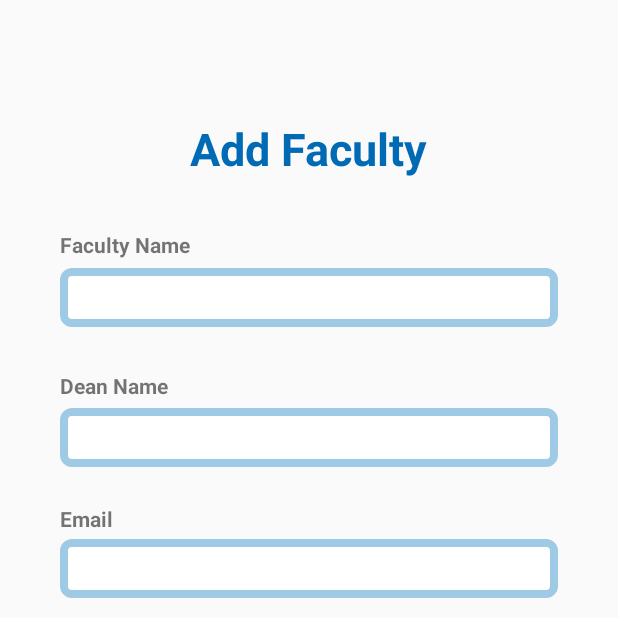
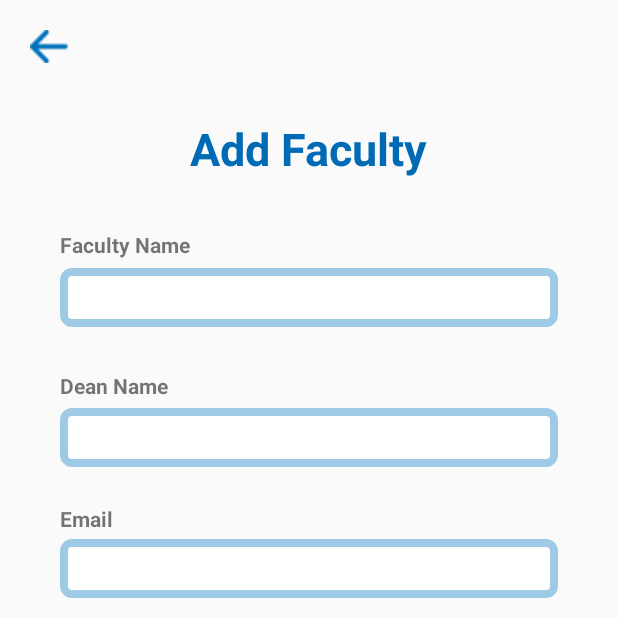
Before and after one commit to zul-aji/SDPMobileApp, an Android app: the fragment AddFacultyFragment placed in its activity, on a phone screen of 412 x 824 dp, the top half of it. Run offline under Robolectric (Android 15) with nearby library versions, the phone set to English and light mode, and no system bars.

Commit message:
Can connect to Add
Pages from faculty, programme, and group can go to add pages and can go back to the pages before.

```diff
--- a/app/src/main/java/com/tsu/sdp_mobile_app/admin/ui/faculty/AddFacultyFragment.kt
+++ b/app/src/main/java/com/tsu/sdp_mobile_app/admin/ui/faculty/AddFacultyFragment.kt
@@ -7,8 +7,12 @@ import android.view.LayoutInflater
 import android.view.View
 import android.view.ViewGroup
 import com.tsu.sdp_mobile_app.R
+import com.tsu.sdp_mobile_app.admin.ui.programme.ProgrammeFragment
+import com.tsu.sdp_mobile_app.databinding.FragmentAddFacultyBinding
+import com.tsu.sdp_mobile_app.databinding.FragmentAddProgrammeBinding
 
 class AddFacultyFragment : Fragment() {
+    private lateinit var binding: FragmentAddFacultyBinding
 
     companion object {
         fun newInstance() = AddFacultyFragment()
@@ -19,14 +23,19 @@ class AddFacultyFragment : Fragment() {
     override fun onCreateView(
         inflater: LayoutInflater, container: ViewGroup?,
         savedInstanceState: Bundle?
-    ): View? {
-        return inflater.inflate(R.layout.fragment_add_faculty, container, false)
+    ): View {
+        binding = FragmentAddFacultyBinding.inflate(inflater, container, false)
+        return binding.root
     }
 
-    override fun onActivityCreated(savedInstanceState: Bundle?) {
-        super.onActivityCreated(savedInstanceState)
-        viewModel = ViewModelProvider(this).get(AddFacultyViewModel::class.java)
-        // TODO: Use the ViewModel
+    override fun onViewCreated(view: View, savedInstanceState: Bundle?) {
+        super.onViewCreated(view, savedInstanceState)
+        binding.backArrow.setOnClickListener {
+            parentFragmentManager.beginTransaction().apply {
+                replace(R.id.frag_faculty_fl, FacultyFragment())
+                commit()
+            }
+        }
     }
 
 }
--- a/app/src/main/java/com/tsu/sdp_mobile_app/admin/ui/faculty/FacultyFragment.kt
+++ b/app/src/main/java/com/tsu/sdp_mobile_app/admin/ui/faculty/FacultyFragment.kt
@@ -1,5 +1,6 @@
 package com.tsu.sdp_mobile_app.admin.ui.faculty
 
+import android.content.Intent
 import androidx.lifecycle.ViewModelProvider
 import android.os.Bundle
 import androidx.fragment.app.Fragment
@@ -7,6 +8,7 @@ import android.view.LayoutInflater
 import android.view.View
 import android.view.ViewGroup
 import com.tsu.sdp_mobile_app.R
+import com.tsu.sdp_mobile_app.admin.GroupActivity
 import com.tsu.sdp_mobile_app.databinding.FragmentFacultyBinding
 
 class FacultyFragment : Fragment() {
@@ -27,7 +29,8 @@ class FacultyFragment : Fragment() {
         inflater: LayoutInflater, container: ViewGroup?,
         savedInstanceState: Bundle?
     ): View {
-        return inflater.inflate(R.layout.fragment_faculty, container, false)
+        binding = FragmentFacultyBinding.inflate(inflater, container, false)
+        return binding.root
     }
 
     override fun onViewCreated(view: View, savedInstanceState: Bundle?) {
--- a/app/src/main/res/layout/fragment_add_faculty.xml
+++ b/app/src/main/res/layout/fragment_add_faculty.xml
@@ -6,6 +6,19 @@
     android:layout_width="match_parent"
     android:layout_height="match_parent"
     tools:context=".admin.ui.faculty.AddFacultyFragment">
+
+    <ImageView
+        android:id="@+id/back_arrow"
+        android:layout_width="wrap_content"
+        android:layout_height="wrap_content"
+        android:src="@drawable/back_arrow"
+        android:layout_margin="20dp"
+        app:layout_constraintTop_toTopOf="parent"
+        app:layout_constraintBottom_toBottomOf="parent"
+        app:layout_constraintStart_toStartOf="parent"
+        app:layout_constraintEnd_toEndOf="parent"
+        app:layout_constraintHorizontal_bias="0"
+        app:layout_constraintVertical_bias="0"/>
 
     <TextView
         android:id="@+id/add_programme_tv"
```
Also changed, not shown: app/src/main/java/com/tsu/sdp_mobile_app/admin/ui/group/AddGroupFragment.kt (+15 -6 lines), app/src/main/java/com/tsu/sdp_mobile_app/admin/ui/group/GroupFragment.kt (+15 -2 lines), app/src/main/java/com/tsu/sdp_mobile_app/admin/ui/programme/AddProgrammeFragment.kt (+14 -6 lines), app/src/main/java/com/tsu/sdp_mobile_app/admin/ui/programme/ProgrammeFragment.kt (+15 -2 lines), app/src/main/res/layout/fragment_add_group.xml (+13 -0 lines), app/src/main/res/layout/fragment_add_programme.xml (+13 -0 lines), app/src/main/res/drawable/back_arrow.png (added).
